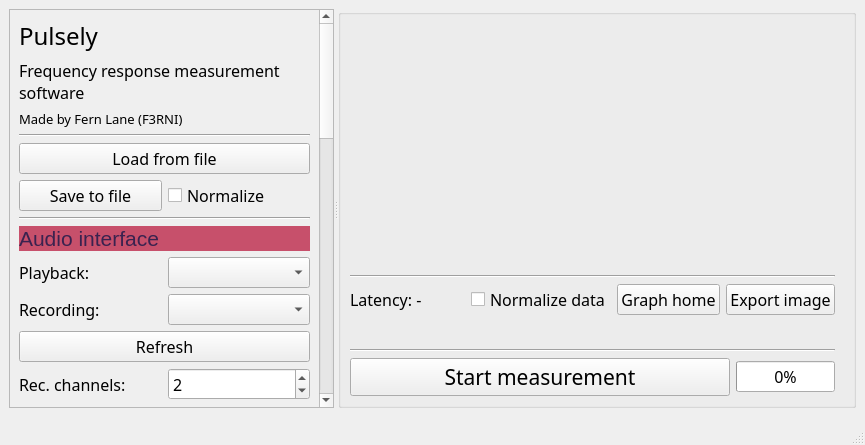
Before: the Qt Designer form gui.ui in F33RNI/SonicEval, drawn with Qt 5.
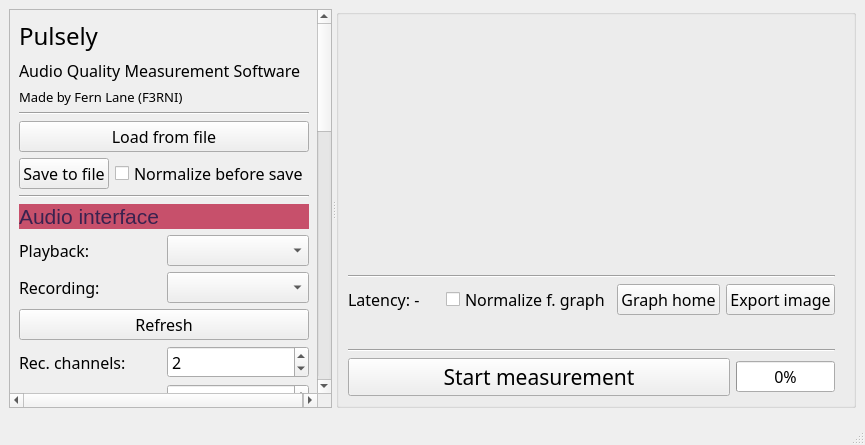
After: the same form once the commit is applied. Custom widgets are drawn as their Qt base class.

Commit message: Add THD measurement

Patch:
```diff
--- a/gui.ui
+++ b/gui.ui
@@ -64,8 +64,8 @@
         <property name="geometry">
          <rect>
           <x>0</x>
-          <y>-70</y>
-          <width>315</width>
+          <y>0</y>
+          <width>307</width>
           <height>1176</height>
          </rect>
         </property>
@@ -85,7 +85,7 @@
          <item>
           <widget class="QLabel" name="label_24">
            <property name="text">
-            <string>&lt;html&gt;&lt;head/&gt;&lt;body&gt;&lt;p&gt;Frequency response measurement software&lt;/p&gt;&lt;/body&gt;&lt;/html&gt;</string>
+            <string>&lt;html&gt;&lt;head/&gt;&lt;body&gt;&lt;p&gt;Audio Quality Measurement Software&lt;/p&gt;&lt;/body&gt;&lt;/html&gt;</string>
            </property>
            <property name="wordWrap">
             <bool>true</bool>
@@ -130,7 +130,7 @@
            <item>
             <widget class="QCheckBox" name="cbox_normalize_to_save">
              <property name="text">
-              <string>Normalize</string>
+              <string>Normalize before save</string>
              </property>
             </widget>
            </item>
@@ -812,7 +812,7 @@
                <enum>Qt::LeftToRight</enum>
               </property>
               <property name="text">
-               <string>Normalize data</string>
+               <string>Normalize f. graph</string>
               </property>
              </widget>
             </item>
```
The commit also changes 6 other files.
